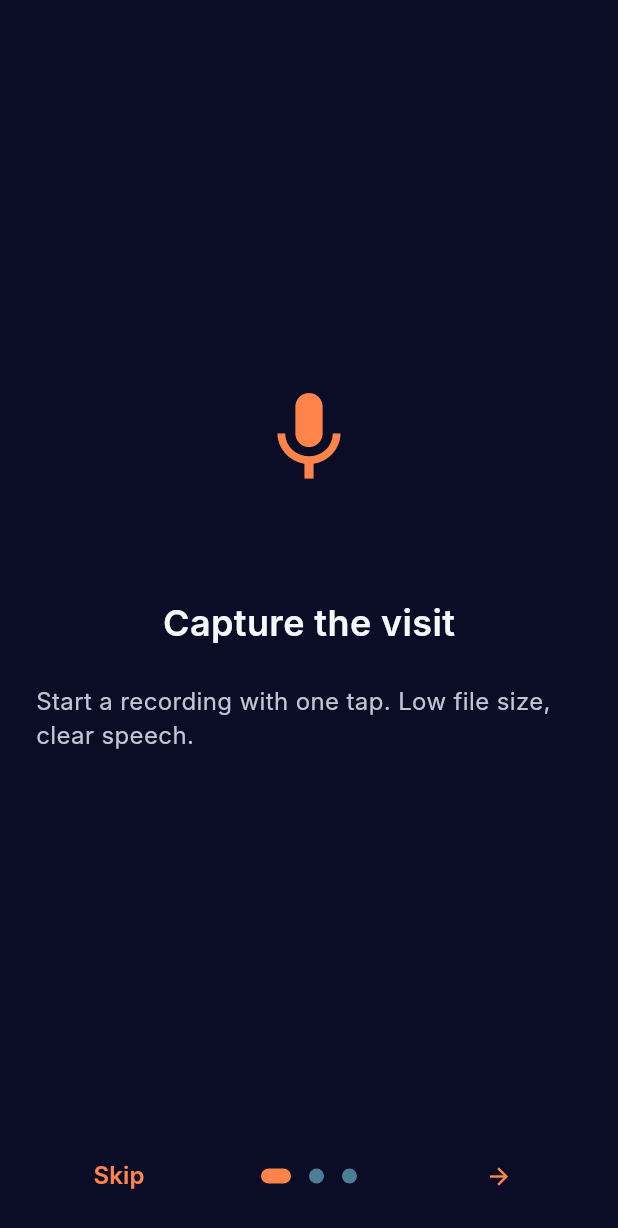
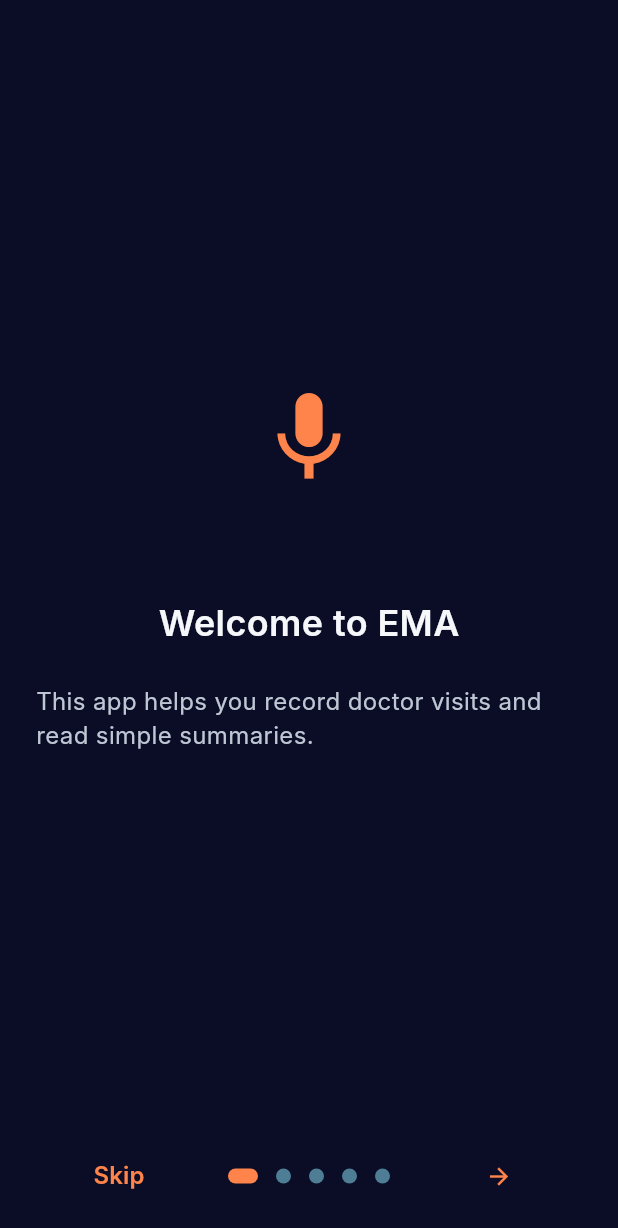
Before and after one commit to kusyuk/ema, a Flutter app: the screen it shows after launch, on a phone screen of 412 x 824 dp. Shown: the top 1228 px of the screen. Run offline on Flutter 3.47's test engine with Material 3 defaults, Android fonts, the phone set to English and light mode, and no system bars; drawn by our look-alikes of introduction_screen; our stand-ins replace dio, equatable, flutter_dotenv, flutter_local_notifications, flutter_tts, get_it and 8 more; missing offline and left inert: record; accounts and stored records are empty; Roboto replaces fonts that are missing (Inter).

Commit message:
Phase 11: Onboarding screen

```diff
--- a/lib/presentation/pages/appointment_detail_page.dart
+++ b/lib/presentation/pages/appointment_detail_page.dart
@@ -226,7 +226,6 @@ class _AppointmentDetailPageState extends State<AppointmentDetailPage> {
             tooltip: 'Share',
             onPressed: _appointment == null ? null : _shareAppointment,
           ),
-          IconButton(icon: const Icon(Icons.refresh), onPressed: _load),
         ],
       ),
       body: SafeArea(child: _buildBody()),
--- a/lib/presentation/pages/calendar_home_page.dart
+++ b/lib/presentation/pages/calendar_home_page.dart
@@ -164,12 +164,6 @@ class CalendarHomePageState extends State<CalendarHomePage> {
           style: TextStyle(fontSize: AppConstants.defaultFontSize),
         ),
         centerTitle: true,
-        actions: [
-          IconButton(
-            icon: const Icon(Icons.refresh),
-            onPressed: _loadAppointments,
-          ),
-        ],
       ),
       body: SafeArea(
         child: _loading
--- a/lib/presentation/pages/history_page.dart
+++ b/lib/presentation/pages/history_page.dart
@@ -79,12 +79,6 @@ class _HistoryPageState extends State<HistoryPage> {
           style: TextStyle(fontSize: AppConstants.defaultFontSize),
         ),
         centerTitle: true,
-        actions: [
-          IconButton(
-            icon: const Icon(Icons.refresh),
-            onPressed: _loadAppointments,
-          ),
-        ],
       ),
       body: SafeArea(
         child: _loading
--- a/lib/presentation/pages/onboarding_page.dart
+++ b/lib/presentation/pages/onboarding_page.dart
@@ -24,19 +24,29 @@ class OnboardingPage extends StatelessWidget {
       globalBackgroundColor: AppTheme.backgroundBase,
       pages: [
         _page(
-          title: 'Capture the visit',
-          body: 'Start a recording with one tap. Low file size, clear speech.',
+          title: 'Welcome to EMA',
+          body: 'This app helps you record doctor visits and read simple summaries.',
           icon: Icons.mic,
         ),
         _page(
-          title: 'Understand easily',
-          body: 'Transcribe and summarize into simple terms, then listen with TTS.',
-          icon: Icons.auto_awesome,
+          title: 'Record with consent',
+          body: 'Please ask your doctor before recording. Tap Record to start when allowed.',
+          icon: Icons.verified_user_outlined,
+        ),
+        _page(
+          title: 'Simple summaries',
+          body: 'We transcribe and summarize in plain language. You can also listen with text-to-speech.',
+          icon: Icons.volume_up,
         ),
         _page(
           title: 'Stay organized',
-          body: 'See appointments on the calendar, get reminders, and share summaries.',
+          body: 'View your appointments on the calendar and get reminders before visits.',
           icon: Icons.calendar_today,
+        ),
+        _page(
+          title: 'Privacy',
+          body: 'Audio stays on your device. Groq helps with transcription and summaries.',
+          icon: Icons.lock_outline,
         ),
       ],
       showSkipButton: true,
```
Also changed, not shown: lib/presentation/pages/help_page.dart (added, +116 -0 lines), lib/presentation/pages/settings_page.dart (+22 -7 lines), assets/ema_icon.webp (added).
